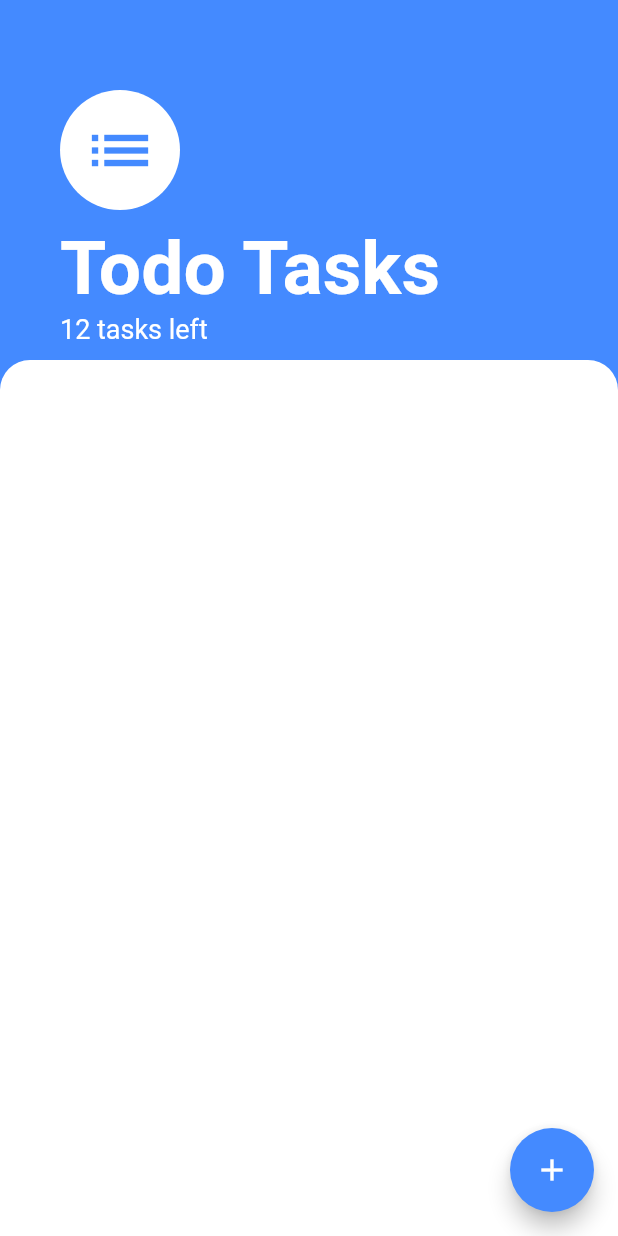
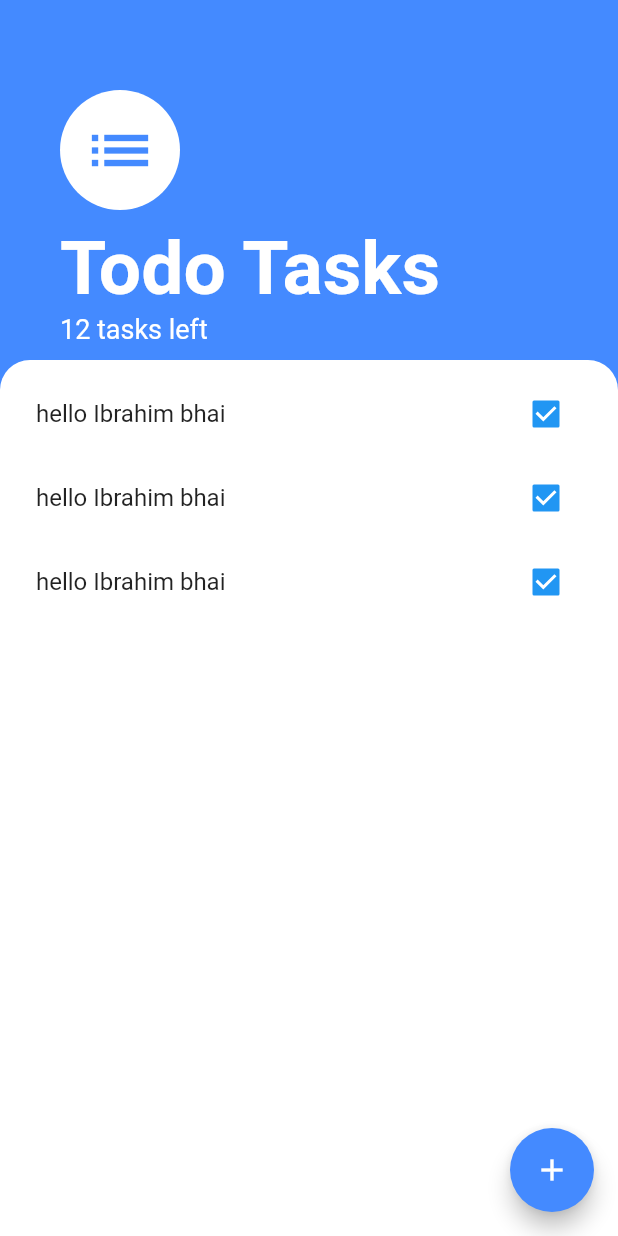
Before and after one commit to MuhammadIbraheem18sw26/StateManagement-FLutter, a Flutter app: the screen it shows after launch, on a phone screen of 412 x 824 dp. Run offline on Flutter 3.47's test engine with Material 2 defaults, Android fonts, the phone set to English and light mode, and no system bars.

Commit message:
make two widgets task_tile and task_list

```diff
--- a/lib/Screens/task_screen.dart
+++ b/lib/Screens/task_screen.dart
@@ -1,5 +1,6 @@
 import 'package:flutter/cupertino.dart';
 import 'package:flutter/material.dart';
+import 'package:todoapp/widgets/task_list.dart';
 
 class TaskScreen extends StatelessWidget {
   @override
@@ -61,6 +62,7 @@ class TaskScreen extends StatelessWidget {
                     topRight: Radius.circular(20.0),
                   ),
                 ),
+                child: TaskList(),
               ),
             )
           ],
--- /dev/null
+++ b/lib/widgets/task_list.dart
@@ -0,0 +1,12 @@
+import 'package:flutter/material.dart';
+import 'task_tile.dart';
+
+class TaskList extends StatelessWidget {
+  @override
+  Widget build(BuildContext context) {
+    return ListView(
+      padding: const EdgeInsets.all(8),
+      children: <Widget>[TaskTile(), TaskTile(), TaskTile()],
+    );
+  }
+}
--- /dev/null
+++ b/lib/widgets/task_tile.dart
@@ -0,0 +1,14 @@
+import 'package:flutter/material.dart';
+
+class TaskTile extends StatelessWidget {
+  @override
+  Widget build(BuildContext context) {
+    return ListTile(
+      title: Text("hello Ibrahim bhai "),
+      trailing: Checkbox(
+        value: true,
+        onChanged: (value) {},
+      ),
+    );
+  }
+}
```
